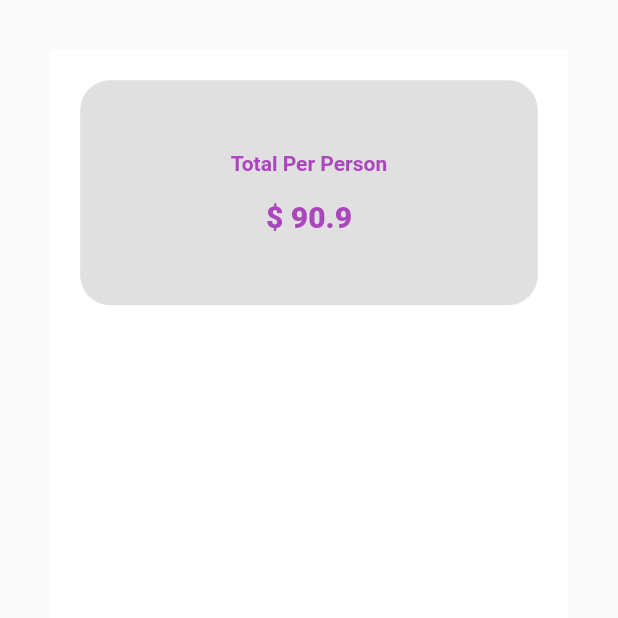
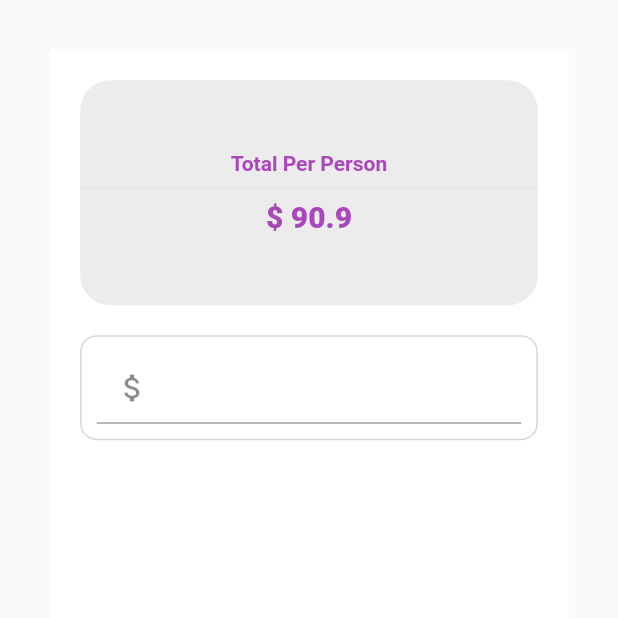
Before and after one commit to NegusNati/tip_calculator, a Flutter app: the screen it shows after launch, on a phone screen of 412 x 824 dp, the top half of it. Run offline on Flutter 3.47's test engine with Material 2 defaults, Android fonts, the phone set to English and light mode, and no system bars.

Commit message:
textField & Snack bar for validation

```diff
--- a/lib/screens/homeScreen.dart
+++ b/lib/screens/homeScreen.dart
@@ -1,18 +1,18 @@
 import 'package:flutter/material.dart';
 
 class HomeScreen extends StatefulWidget {
-  const HomeScreen({Key? key}) : super(key: key);
-
   @override
   State<HomeScreen> createState() => _HomeScreenState();
 }
 
 class _HomeScreenState extends State<HomeScreen> {
+  double _billAmount = 0.0;
   @override
   Widget build(BuildContext context) {
     return Scaffold(
       body: Container(
-        margin: EdgeInsets.all(MediaQuery.of(context).size.height * 0.04), //dynamic hight on any device
+        margin: EdgeInsets.all(MediaQuery.of(context).size.height *
+            0.04), //dynamic hight on any device
         alignment: Alignment.center,
         color: Colors.white,
         child: ListView(
@@ -25,9 +25,10 @@ class _HomeScreenState extends State<HomeScreen> {
               width: 150.0,
               height: 150.0,
               decoration: BoxDecoration(
-                color: Colors.grey[300],
+                color: Colors.grey.shade300.withOpacity(0.6),
                 borderRadius: BorderRadius.circular(20.0),
               ),
+              child: Center(
                 child: Column(
                   mainAxisAlignment: MainAxisAlignment.center,
                   children: [
@@ -38,7 +39,7 @@ class _HomeScreenState extends State<HomeScreen> {
                           fontWeight: FontWeight.bold),
                     ),
                     Divider(
-                    color: Colors.grey.shade300,
+                      color: Colors.grey.shade300.withOpacity(0.6),
                     ),
                     Text(
                       '\$ 90.9',
@@ -50,6 +51,50 @@ class _HomeScreenState extends State<HomeScreen> {
                   ],
                 ),
               ),
+            ),
+            Container(
+              margin: const EdgeInsets.only(top: 20.0),
+              padding: const EdgeInsets.all(10.0),
+              decoration: BoxDecoration(
+                color: Colors.transparent,
+                border: Border.all(
+                    color: Colors.blueGrey.shade100, style: BorderStyle.solid),
+                borderRadius: BorderRadius.circular(11.0),
+              ),
+              child: Column(
+                children: [
+                  TextField(
+                    keyboardType:
+                        const TextInputType.numberWithOptions(decimal: true),
+                    style: TextStyle(color: Colors.purple.shade300),
+                    decoration: const InputDecoration(
+                      prefixText: "Bill Amount: ",
+                      prefixIcon: Icon(Icons.attach_money),
+                    ),
+                    onChanged: (String value) {
+                      try {
+                        _billAmount = double.parse(value);
+                      } catch (e) {
+                        _billAmount = 0.0;
+                        var snackBar = SnackBar(
+                          content: const Text(
+                            'Incorrect Input',
+                            style: TextStyle(
+                                color: Colors.white,
+                                fontWeight: FontWeight.bold),
+                          ),
+                          backgroundColor:
+                              Colors.purple.shade200.withOpacity(0.6),
+                          elevation: 30.0,
+                          duration: const Duration(seconds: 1),
+                        );
+                        ScaffoldMessenger.of(context).showSnackBar(snackBar);
+                      }
+                    },
+                  ),
+                ],
+              ),
+            ),
           ],
         ),
       ),
```
Lines whose indentation alone changed are shown as unchanged.
